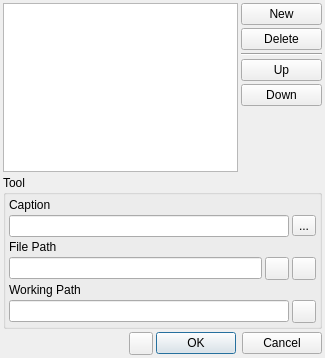
The window that v2/trunk/monkey/src/toolsmanager/ui/UIToolsEdit.ui (testmana2/mks) describes before a commit, drawn with Qt 5.
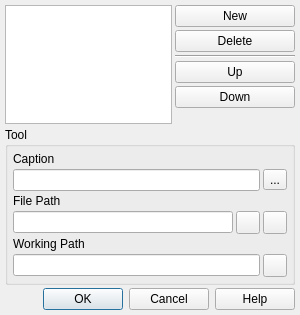
The same window after the commit. Icons and pictures are not drawn.

Commit message: update all margins to 5 and spacings to 3 when possible

The edit to the form file:
```diff
--- a/v2/trunk/monkey/src/toolsmanager/ui/UIToolsEdit.ui
+++ b/v2/trunk/monkey/src/toolsmanager/ui/UIToolsEdit.ui
@@ -5,30 +5,133 @@
    <rect>
     <x>0</x>
     <y>0</y>
-    <width>325</width>
-    <height>358</height>
+    <width>300</width>
+    <height>315</height>
    </rect>
   </property>
   <property name="windowTitle" >
    <string>Tools Editor</string>
   </property>
   <layout class="QGridLayout" >
-   <property name="margin" >
+   <property name="leftMargin" >
+    <number>5</number>
+   </property>
+   <property name="topMargin" >
+    <number>5</number>
+   </property>
+   <property name="rightMargin" >
+    <number>5</number>
+   </property>
+   <property name="bottomMargin" >
+    <number>5</number>
+   </property>
+   <property name="horizontalSpacing" >
     <number>3</number>
    </property>
-   <property name="spacing" >
+   <property name="verticalSpacing" >
     <number>3</number>
    </property>
-   <item row="6" column="0" colspan="4" >
+   <item rowspan="6" row="0" column="0" >
+    <widget class="QListWidget" name="lwTools" >
+     <property name="cursor" stdset="0" >
+      <cursorShape>PointingHandCursor</cursorShape>
+     </property>
+    </widget>
+   </item>
+   <item row="0" column="1" >
+    <widget class="QPushButton" name="pbNew" >
+     <property name="cursor" >
+      <cursorShape>PointingHandCursor</cursorShape>
+     </property>
+     <property name="text" >
+      <string>New</string>
+     </property>
+     <property name="icon" >
+      <iconset resource="../../resources/resources.qrc" >:/tools/icons/tools/add.png</iconset>
+     </property>
+    </widget>
+   </item>
+   <item row="1" column="1" >
+    <widget class="QPushButton" name="pbDelete" >
+     <property name="cursor" >
+      <cursorShape>PointingHandCursor</cursorShape>
+     </property>
+     <property name="text" >
+      <string>Delete</string>
+     </property>
+     <property name="icon" >
+      <iconset resource="../../resources/resources.qrc" >:/tools/icons/tools/remove.png</iconset>
+     </property>
+    </widget>
+   </item>
+   <item row="2" column="1" >
+    <widget class="Line" name="lMiddle" >
+     <property name="orientation" >
+      <enum>Qt::Horizontal</enum>
+     </property>
+    </widget>
+   </item>
+   <item row="3" column="1" >
+    <widget class="QPushButton" name="pbUp" >
+     <property name="cursor" >
+      <cursorShape>PointingHandCursor</cursorShape>
+     </property>
+     <property name="text" >
+      <string>Up</string>
+     </property>
+     <property name="icon" >
+      <iconset resource="../../resources/resources.qrc" >:/tools/icons/tools/up.png</iconset>
+     </property>
+    </widget>
+   </item>
+   <item row="4" column="1" >
+    <widget class="QPushButton" name="pbDown" >
+     <property name="cursor" >
+      <cursorShape>PointingHandCursor</cursorShape>
+     </property>
+     <property name="text" >
+      <string>Down</string>
+     </property>
+     <property name="icon" >
+      <iconset resource="../../resources/resources.qrc" >:/tools/icons/tools/down.png</iconset>
+     </property>
+    </widget>
+   </item>
+   <item row="5" column="1" >
+    <spacer>
+     <property name="orientation" >
+      <enum>Qt::Vertical</enum>
+     </property>
+     <property name="sizeHint" >
+      <size>
+       <width>120</width>
+       <height>16</height>
+      </size>
+     </property>
+    </spacer>
+   </item>
+   <item row="6" column="0" colspan="2" >
     <widget class="QGroupBox" name="gbTool" >
      <property name="title" >
       <string>Tool</string>
      </property>
      <layout class="QGridLayout" >
-      <property name="margin" >
+      <property name="leftMargin" >
+       <number>5</number>
+      </property>
+      <property name="topMargin" >
+       <number>5</number>
+      </property>
+      <property name="rightMargin" >
+       <number>5</number>
+      </property>
+      <property name="bottomMargin" >
+       <number>5</number>
+      </property>
+      <property name="horizontalSpacing" >
        <number>3</number>
       </property>
-      <property name="spacing" >
+      <property name="verticalSpacing" >
        <number>3</number>
       </property>
       <item row="3" column="2" >
@@ -134,23 +237,7 @@
      </layout>
     </widget>
    </item>
-   <item row="7" column="1" >
-    <widget class="QToolButton" name="tbHelp" >
-     <property name="cursor" >
-      <cursor>13</cursor>
-     </property>
-     <property name="icon" >
-      <iconset resource="../../resources/resources.qrc" >:/tools/icons/tools/help.png</iconset>
-     </property>
-     <property name="iconSize" >
-      <size>
-       <width>16</width>
-       <height>16</height>
-      </size>
-     </property>
-    </widget>
-   </item>
-   <item row="7" column="2" colspan="2" >
+   <item row="7" column="0" colspan="2" >
     <widget class="QDialogButtonBox" name="bbDialog" >
      <property name="cursor" >
       <cursor>13</cursor>
@@ -159,102 +246,10 @@
       <enum>Qt::Horizontal</enum>
      </property>
      <property name="standardButtons" >
-      <set>QDialogButtonBox::Cancel|QDialogButtonBox::NoButton|QDialogButtonBox::Ok</set>
+      <set>QDialogButtonBox::Cancel|QDialogButtonBox::Help|QDialogButtonBox::NoButton|QDialogButtonBox::Ok</set>
      </property>
     </widget>
    </item>
-   <item row="7" column="0" >
-    <spacer>
-     <property name="orientation" >
-      <enum>Qt::Horizontal</enum>
-     </property>
-     <property name="sizeHint" >
-      <size>
-       <width>40</width>
-       <height>20</height>
-      </size>
-     </property>
-    </spacer>
-   </item>
-   <item row="0" column="3" >
-    <widget class="QPushButton" name="pbNew" >
-     <property name="cursor" >
-      <cursor>13</cursor>
-     </property>
-     <property name="text" >
-      <string>New</string>
-     </property>
-     <property name="icon" >
-      <iconset resource="../../resources/resources.qrc" >:/tools/icons/tools/add.png</iconset>
-     </property>
-    </widget>
-   </item>
-   <item row="1" column="3" >
-    <widget class="QPushButton" name="pbDelete" >
-     <property name="cursor" >
-      <cursor>13</cursor>
-     </property>
-     <property name="text" >
-      <string>Delete</string>
-     </property>
-     <property name="icon" >
-      <iconset resource="../../resources/resources.qrc" >:/tools/icons/tools/remove.png</iconset>
-     </property>
-    </widget>
-   </item>
-   <item row="3" column="3" >
-    <widget class="QPushButton" name="pbUp" >
-     <property name="cursor" >
-      <cursor>13</cursor>
-     </property>
-     <property name="text" >
-      <string>Up</string>
-     </property>
-     <property name="icon" >
-      <iconset resource="../../resources/resources.qrc" >:/tools/icons/tools/up.png</iconset>
-     </property>
-    </widget>
-   </item>
-   <item row="4" column="3" >
-    <widget class="QPushButton" name="pbDown" >
-     <property name="cursor" >
-      <cursor>13</cursor>
-     </property>
-     <property name="text" >
-      <string>Down</string>
-     </property>
-     <property name="icon" >
-      <iconset resource="../../resources/resources.qrc" >:/tools/icons/tools/down.png</iconset>
-     </property>
-    </widget>
-   </item>
-   <item row="2" column="3" >
-    <widget class="Line" name="lMiddle" >
-     <property name="orientation" >
-      <enum>Qt::Horizontal</enum>
-     </property>
-    </widget>
-   </item>
-   <item rowspan="6" row="0" column="0" colspan="3" >
-    <widget class="QListWidget" name="lwTools" >
-     <property name="cursor" >
-      <cursor>13</cursor>
-     </property>
-    </widget>
-   </item>
-   <item row="5" column="3" >
-    <spacer>
-     <property name="orientation" >
-      <enum>Qt::Vertical</enum>
-     </property>
-     <property name="sizeHint" >
-      <size>
-       <width>21</width>
-       <height>52</height>
-      </size>
-     </property>
-    </spacer>
-   </item>
   </layout>
  </widget>
  <resources>
```
Left out of the diff: 10 changed lines with no effect on the pictures. The commit also changes 21 other files.
